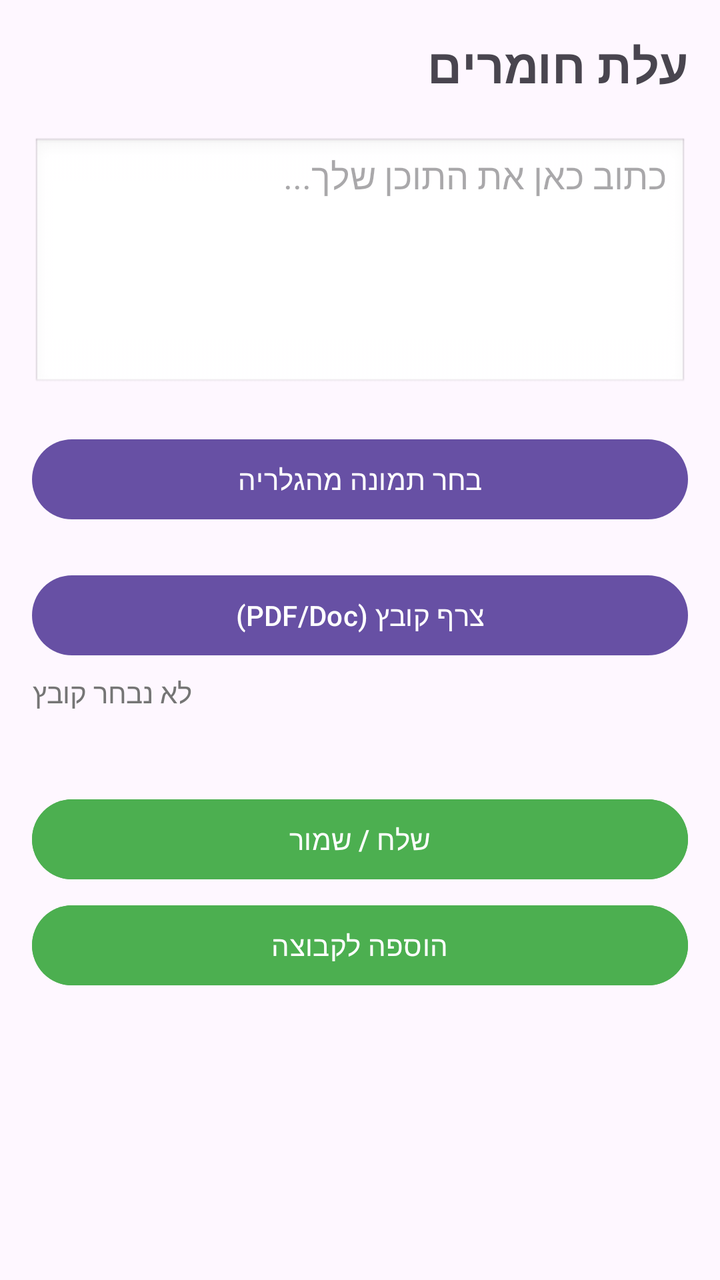
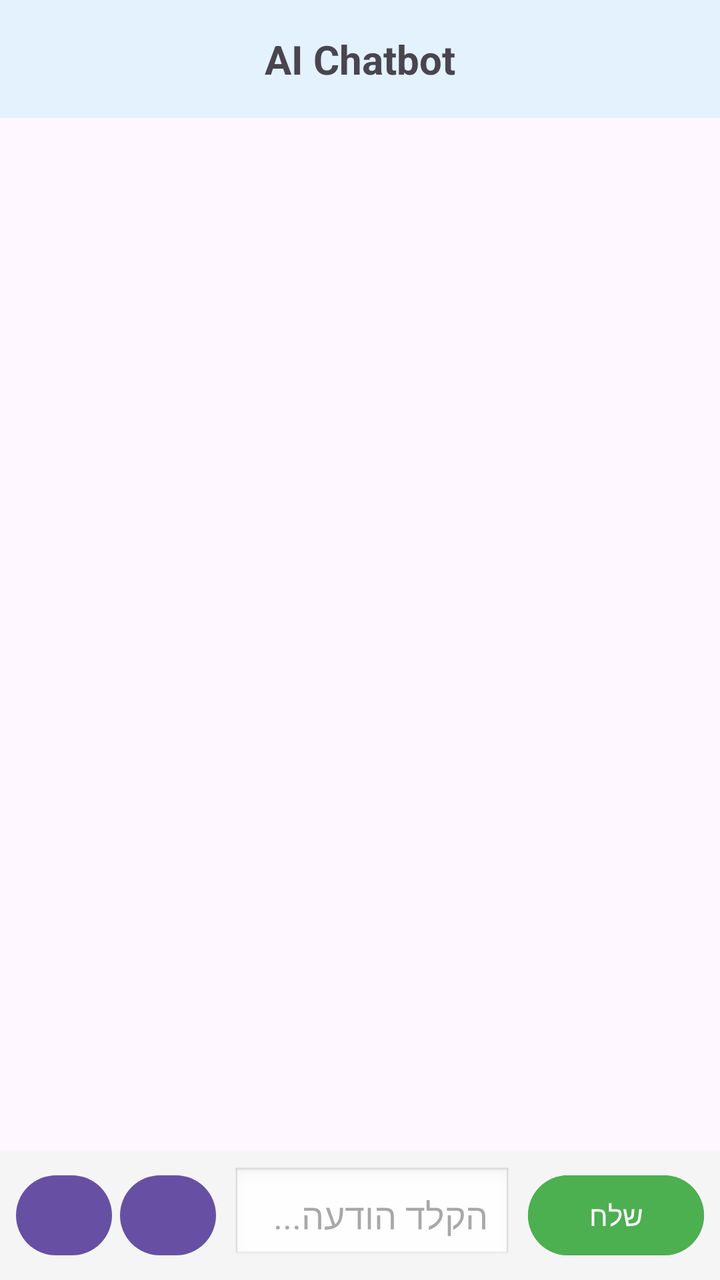

Compare the two renders of this Android layout. The source of the first and the diff that turns it into the second are given below.
<!-- AndroidManifest.xml: application theme Theme.Hackathon -->
<!-- res/layout/fragment_second.xml -->
<?xml version="1.0" encoding="utf-8"?>
<ScrollView xmlns:android="http://schemas.android.com/apk/res/android"
    android:layout_width="match_parent"
    android:layout_height="match_parent"
    xmlns:tools="http://schemas.android.com/tools"
    android:padding="16dp"
    tools:context=".SecondFragment">

    <LinearLayout
        android:layout_width="match_parent"
        android:layout_height="wrap_content"
        android:orientation="vertical">

        <TextView
            android:layout_width="match_parent"
            android:layout_height="wrap_content"
            android:layout_marginBottom="20dp"
            android:text="עלת חומרים"
            android:textSize="24sp"
            android:textStyle="bold" />

        <EditText
            android:id="@+id/et_long_text"
            android:layout_width="match_parent"
            android:layout_height="wrap_content"
            android:hint="כתוב כאן את התוכן שלך..."
            android:inputType="textMultiLine|textCapSentences"
            android:minLines="5"
            android:gravity="top|start"
            android:background="@android:drawable/edit_text"
            android:layout_marginBottom="20dp"/>

        <Button
            android:id="@+id/btn_upload_image"
            android:layout_width="match_parent"
            android:layout_height="wrap_content"
            android:text="בחר תמונה מהגלריה"
            android:drawableStart="@android:drawable/ic_menu_gallery" />

        <ImageView
            android:id="@+id/iv_preview"
            android:layout_width="match_parent"
            android:layout_height="200dp"
            android:layout_marginTop="10dp"
            android:scaleType="centerCrop"
            android:visibility="gone" /> <Button
        android:id="@+id/btn_upload_file"
        android:layout_width="match_parent"
        android:layout_height="wrap_content"
        android:layout_marginTop="20dp"
        android:text="צרף קובץ (PDF/Doc)" />

        <TextView
            android:id="@+id/tv_file_name"
            android:layout_width="wrap_content"
            android:layout_height="wrap_content"
            android:layout_marginTop="5dp"
            android:text="לא נבחר קובץ"
            android:textColor="#757575"/>

        <Button
            android:id="@+id/btn_submit"
            android:layout_width="match_parent"
            android:layout_height="wrap_content"
            android:layout_marginTop="40dp"
            android:text="שלח / שמור"
            android:backgroundTint="#4CAF50"/>
        <Button
            android:id="@+id/btn_pop_up_groups"
            android:layout_width="match_parent"
            android:layout_height="wrap_content"
            android:layout_marginTop="5dp"
            android:text="הוספה לקבוצה"
            android:backgroundTint="#4CAF50"/>

    </LinearLayout>
</ScrollView>
<!-- resources referenced by this layout -->
<resources>
  <style name="Theme.Hackathon" parent="Base.Theme.Hackathon" />
  <style name="Base.Theme.Hackathon" parent="Theme.Material3.DayNight.NoActionBar">
          
          
      </style>
</resources>

<!-- the commit's change to res/layout/fragment_second.xml (unified diff, before → after) -->
@@ -1,77 +1,84 @@
 <?xml version="1.0" encoding="utf-8"?>
-<ScrollView xmlns:android="http://schemas.android.com/apk/res/android"
+<LinearLayout xmlns:android="http://schemas.android.com/apk/res/android"
+    xmlns:tools="http://schemas.android.com/tools"
     android:layout_width="match_parent"
     android:layout_height="match_parent"
-    xmlns:tools="http://schemas.android.com/tools"
-    android:padding="16dp"
+    android:orientation="vertical"
     tools:context=".SecondFragment">
+
+    <TextView
+        android:id="@+id/tv_subject_name"
+        android:layout_width="match_parent"
+        android:layout_height="wrap_content"
+        android:padding="16dp"
+        android:text="AI Chatbot"
+        android:textSize="20sp"
+        android:textStyle="bold"
+        android:background="#E3F2FD"
+        android:gravity="center" />
+
+    <androidx.recyclerview.widget.RecyclerView
+        android:id="@+id/recycler_chat"
+        android:layout_width="match_parent"
+        android:layout_height="0dp"
+        android:layout_weight="1"
+        android:padding="8dp" />
 
     <LinearLayout
         android:layout_width="match_parent"
         android:layout_height="wrap_content"
-        android:orientation="vertical">
-
-        <TextView
-            android:layout_width="match_parent"
-            android:layout_height="wrap_content"
-            android:layout_marginBottom="20dp"
-            android:text="עלת חומרים"
-            android:textSize="24sp"
-            android:textStyle="bold" />
-
-        <EditText
-            android:id="@+id/et_long_text"
-            android:layout_width="match_parent"
-            android:layout_height="wrap_content"
-            android:hint="כתוב כאן את התוכן שלך..."
-            android:inputType="textMultiLine|textCapSentences"
-            android:minLines="5"
-            android:gravity="top|start"
-            android:background="@android:drawable/edit_text"
-            android:layout_marginBottom="20dp"/>
+        android:orientation="horizontal"
+        android:padding="8dp"
+        android:background="#F5F5F5"
+        android:gravity="center_vertical">
 
         <Button
             android:id="@+id/btn_upload_image"
-            android:layout_width="match_parent"
+            android:layout_width="48dp"
+            android:layout_height="48dp"
+            android:text="📷"
+            android:textSize="20sp"
+            android:layout_marginEnd="4dp" />
+
+        <Button
+            android:id="@+id/btn_upload_file"
+            android:layout_width="48dp"
+            android:layout_height="48dp"
+            android:text="📄"
+            android:textSize="20sp"
+            android:layout_marginEnd="8dp" />
+
+        <EditText
+            android:id="@+id/et_message_input"
+            android:layout_width="0dp"
             android:layout_height="wrap_content"
-            android:text="בחר תמונה מהגלריה"
-            android:drawableStart="@android:drawable/ic_menu_gallery" />
+            android:layout_weight="1"
+            android:hint="הקלד הודעה..."
+            android:inputType="text"
+            android:maxLines="3"
+            android:padding="12dp"
+            android:background="@android:drawable/edit_text"
+            android:layout_marginEnd="8dp" />
 
-        <ImageView
-            android:id="@+id/iv_preview"
-            android:layout_width="match_parent"
-            android:layout_height="200dp"
-            android:layout_marginTop="10dp"
-            android:scaleType="centerCrop"
-            android:visibility="gone" /> <Button
-        android:id="@+id/btn_upload_file"
+        <Button
+            android:id="@+id/btn_send"
+            android:layout_width="wrap_content"
+            android:layout_height="wrap_content"
+            android:text="שלח"
+            android:backgroundTint="#4CAF50"
+            android:textColor="@android:color/white"
+            android:paddingStart="16dp"
+            android:paddingEnd="16dp" />
+    </LinearLayout>
+
+    <TextView
+        android:id="@+id/tv_uploaded_files"
         android:layout_width="match_parent"
         android:layout_height="wrap_content"
-        android:layout_marginTop="20dp"
-        android:text="צרף קובץ (PDF/Doc)" />
+        android:padding="8dp"
+        android:text=""
+        android:textSize="12sp"
+        android:textColor="#757575"
+        android:visibility="gone" />
 
-        <TextView
-            android:id="@+id/tv_file_name"
-            android:layout_width="wrap_content"
-            android:layout_height="wrap_content"
-            android:layout_marginTop="5dp"
-            android:text="לא נבחר קובץ"
-            android:textColor="#757575"/>
-
-        <Button
-            android:id="@+id/btn_submit"
-            android:layout_width="match_parent"
-            android:layout_height="wrap_content"
-            android:layout_marginTop="40dp"
-            android:text="שלח / שמור"
-            android:backgroundTint="#4CAF50"/>
-        <Button
-            android:id="@+id/btn_pop_up_groups"
-            android:layout_width="match_parent"
-            android:layout_height="wrap_content"
-            android:layout_marginTop="5dp"
-            android:text="הוספה לקבוצה"
-            android:backgroundTint="#4CAF50"/>
-
-    </LinearLayout>
-</ScrollView>
+</LinearLayout>
